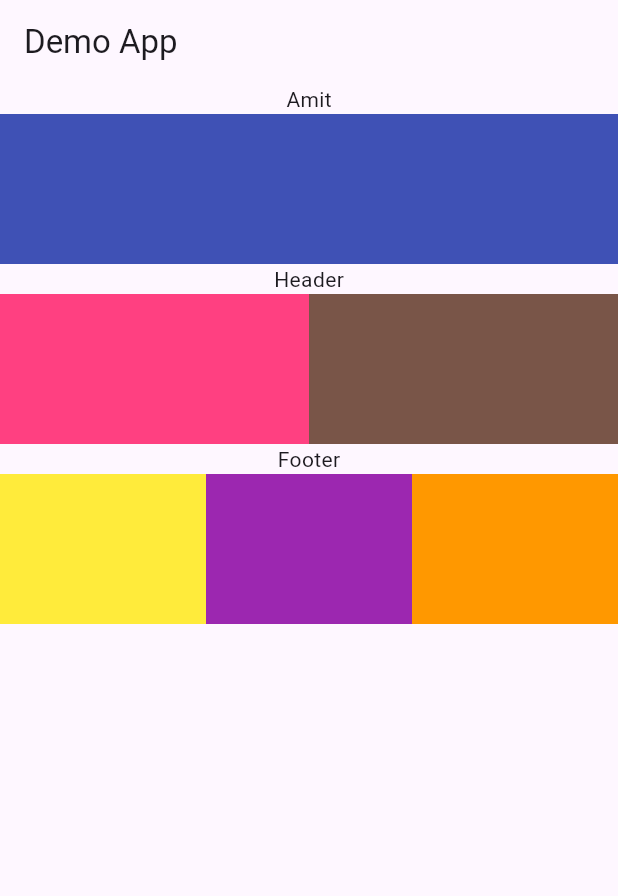
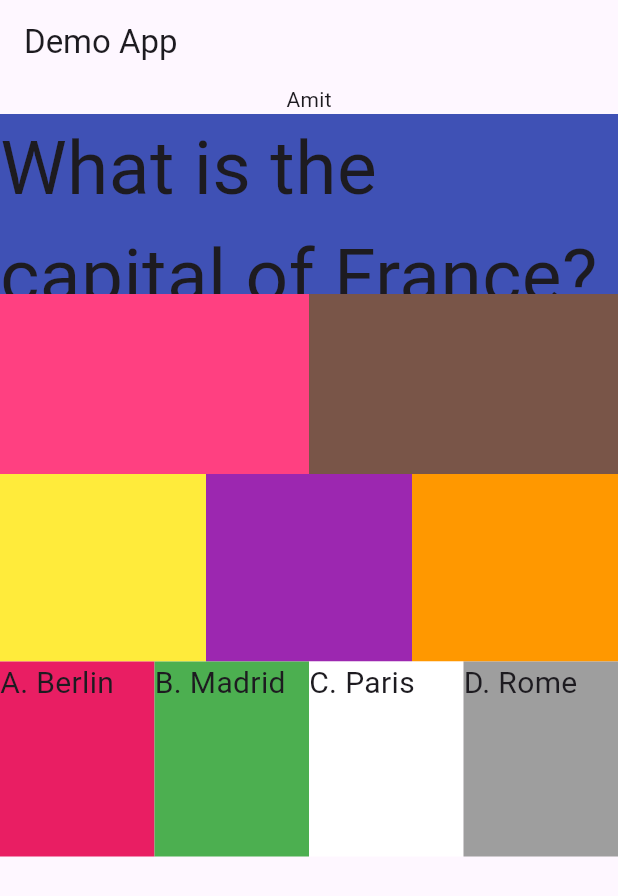
Before and after one commit to amitsingh1130/firstapp, a Flutter app: the screen it shows after launch, on a phone screen of 412 x 824 dp. Shown: the top 896 px of the screen. Run offline on Flutter 3.47's test engine with Material 3 defaults, Android fonts, the light colour scheme and no system bars.

Commit message:
Nesting Row Inside Column and arrange text.

```diff
--- a/lib/newapp.dart
+++ b/lib/newapp.dart
@@ -13,30 +13,91 @@ class Newapp extends StatelessWidget {
                 Text("Amit"),
                 Row(
                   children: [
-                    Expanded(child: Container(color: Colors.indigo,height: 100))
-                  ],
-                )
-              ],
-            ),
-            Column(
-              children: [
-                Text("Header"),
-                Row(
-                  children: [
-                    Expanded(child: Container(color: Colors.pinkAccent, height: 100)),
-                    Expanded(child: Container(color: Colors.brown, height: 100)),
+                    Expanded(
+                      child: Container(
+                        child: Center(
+                          child: Text(
+                            "What is the capital of France?",
+                            style: TextStyle(fontSize: 50),
+                          ),
+                        ),
+                        color: Colors.indigo,
+                        height: 120,
+                      ),
+                    ),
                   ],
                 ),
-                Text("Footer"),
               ],
             ),
             Column(
               children: [
                 Row(
                   children: [
-                    Expanded(child: Container(color: Colors.yellow, height: 100)),
-                    Expanded(child: Container(color: Colors.purple, height: 100)),
-                    Expanded(child: Container(color: Colors.orange, height: 100)),
+                    Expanded(
+                      child: Container(color: Colors.pinkAccent, height: 120),
+                    ),
+                    Expanded(
+                      child: Container(color: Colors.brown, height: 120),
+                    ),
+                  ],
+                ),
+              ],
+            ),
+            Column(
+              children: [
+                Row(
+                  children: [
+                    Expanded(
+                      child: Container(color: Colors.yellow, height: 125),
+                    ),
+                    Expanded(
+                      child: Container(color: Colors.purple, height: 125),
+                    ),
+                    Expanded(
+                      child: Container(color: Colors.orange, height: 125),
+                    ),
+                  ],
+                ),
+              ],
+            ),
+            Column(
+              children: [
+                Row(
+                  children: [
+                    Expanded(
+                      child: Container(
+                        child: Text(
+                          "A. Berlin",
+                          style: TextStyle(fontSize: 20),
+                        ),
+                        color: Colors.pink,
+                        height: 130,
+                      ),
+                    ),
+                    Expanded(
+                      child: Container(
+                        child: Text(
+                          "B. Madrid",
+                          style: TextStyle(fontSize: 20),
+                        ),
+                        color: Colors.green,
+                        height: 130,
+                      ),
+                    ),
+                    Expanded(
+                      child: Container(
+                        child: Text("C. Paris", style: TextStyle(fontSize: 20)),
+                        color: Colors.white,
+                        height: 130,
+                      ),
+                    ),
+                    Expanded(
+                      child: Container(
+                        child: Text("D. Rome", style: TextStyle(fontSize: 20)),
+                        color: Colors.grey,
+                        height: 130,
+                      ),
+                    ),
                   ],
                 ),
               ],
```
